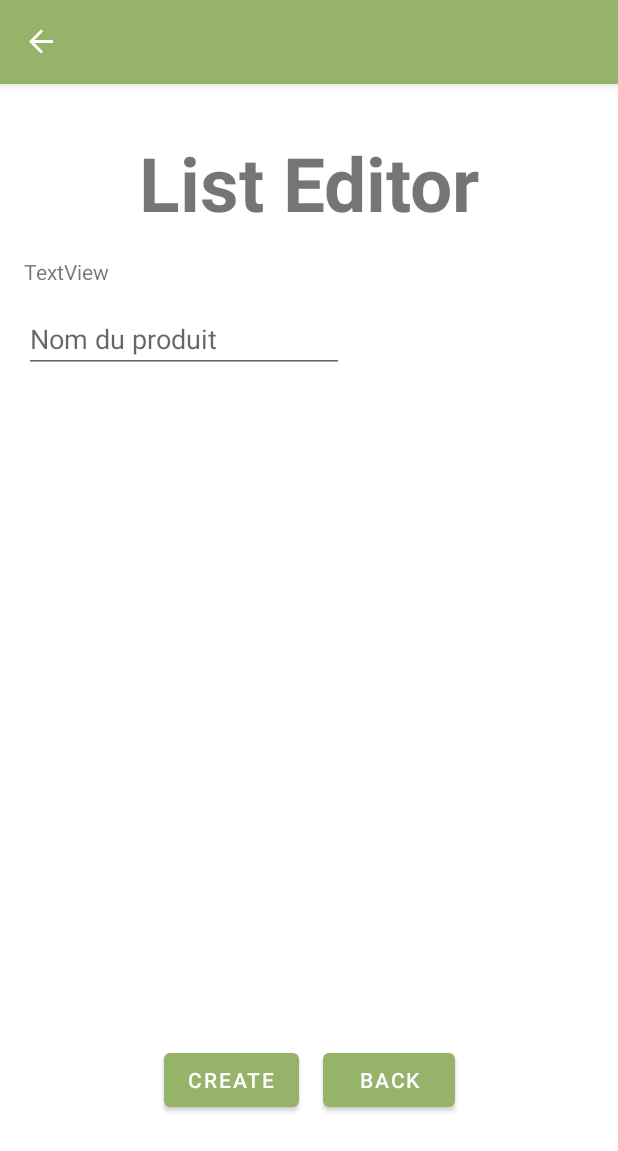
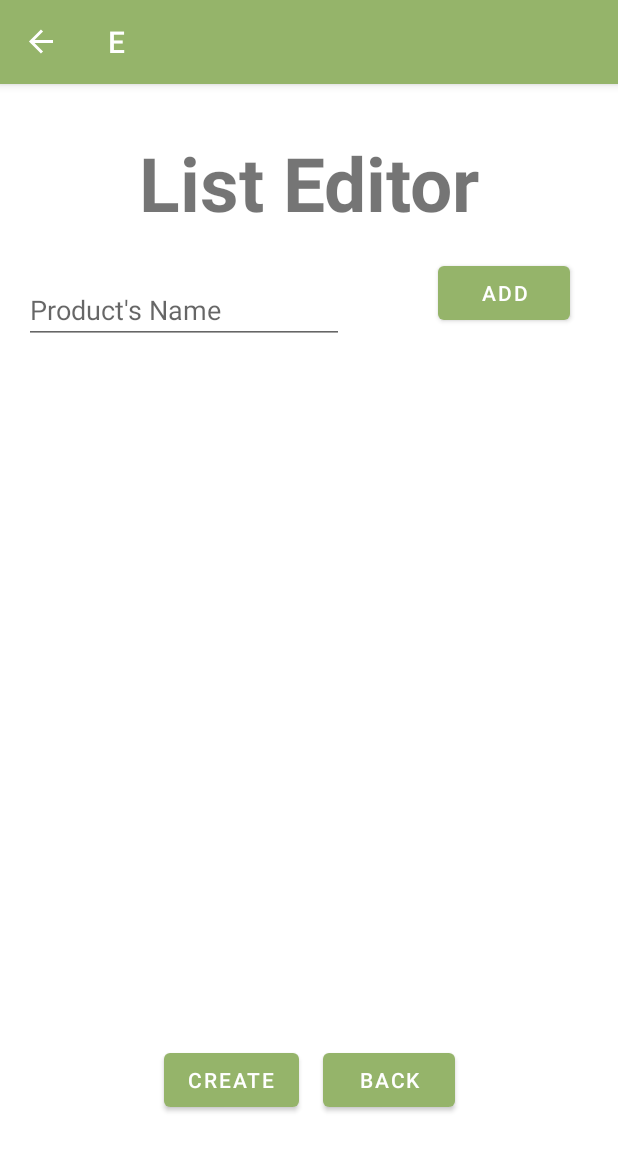
Before and after one commit to tanphan01/Easy_Peasy_Shopping_List, an Android app: the ThirdFragment screen opened through its navigation route, on a phone screen of 412 x 824 dp. Shown: the top 1151 px of the screen. Run offline under Robolectric (Android 15) with nearby library versions, the phone set to English and light mode, and no system bars; our stand-ins replace navigation-ui.

Commit message:
RecycleView

```diff
--- a/app/build.gradle
+++ b/app/build.gradle
@@ -43,7 +43,7 @@ dependencies {
     implementation 'androidx.constraintlayout:constraintlayout:2.1.4'
     implementation 'androidx.navigation:navigation-fragment-ktx:2.5.1'
     implementation 'androidx.navigation:navigation-ui-ktx:2.5.1'
-    implementation 'androidx.wear.tiles:tiles-material:+'
+//    implementation 'androidx.wear.tiles:tiles-material:2'
     testImplementation 'junit:junit:4.13.2'
     androidTestImplementation 'androidx.test.ext:junit:1.1.3'
     androidTestImplementation 'androidx.test.espresso:espresso-core:3.4.0'
--- a/app/src/main/java/be/bf/android/myfirstshoppinglist/adapters/UpdateListAdapter.kt
+++ b/app/src/main/java/be/bf/android/myfirstshoppinglist/adapters/UpdateListAdapter.kt
@@ -24,7 +24,7 @@ class UpdateListAdapter(private val data : List<Product>) : RecyclerView.Adapter
             holder.etName.setText(data[position].name)
         }
         else {
-            holder.etName.hint = "Nom du produit"
+            holder.etName.hint = "Product's Name"
 
 //            holder.btnAdd
 //            notifyItemInserted(position)
--- a/app/src/main/java/be/bf/android/myfirstshoppinglist/ui/SecondFragment.kt
+++ b/app/src/main/java/be/bf/android/myfirstshoppinglist/ui/SecondFragment.kt
@@ -45,8 +45,6 @@ class SecondFragment : Fragment(), View.OnClickListener {
         binding.rvSecondFragment.adapter = CategoryAdapter() {
             findNavController().navigate(R.id.action_SecondFragment_to_ThirdFragment)
         }
-
-
 
 //        binding.pets.setOnClickListener(this)
 //        val toast = Toast.makeText(context, "Pets", Toast.LENGTH_SHORT)
--- a/app/src/main/res/layout/fragment_third.xml
+++ b/app/src/main/res/layout/fragment_third.xml
@@ -44,22 +44,14 @@
         app:layout_constraintStart_toStartOf="parent"
         app:layout_constraintTop_toTopOf="parent" />
 
-    <TextView
-        android:id="@+id/textView2"
-        android:layout_width="wrap_content"
-        android:layout_height="wrap_content"
+    <androidx.recyclerview.widget.RecyclerView
+        android:id="@+id/rv_third_fragment"
+        android:layout_width="0dp"
+        android:layout_height="475dp"
         android:layout_marginTop="16dp"
-        android:text="TextView"
+        app:layout_constraintEnd_toEndOf="parent"
         app:layout_constraintStart_toStartOf="parent"
         app:layout_constraintTop_toBottomOf="@+id/tv_editor_list" />
 
-    <androidx.recyclerview.widget.RecyclerView
-        android:id="@+id/rv_third_fragment"
-        android:layout_width="0dp"
-        android:layout_height="400dp"
-        app:layout_constraintEnd_toEndOf="parent"
-        app:layout_constraintStart_toStartOf="parent"
-        app:layout_constraintTop_toBottomOf="@+id/textView2" />
-
 
 </androidx.constraintlayout.widget.ConstraintLayout>
--- a/app/src/main/res/layout/product_item.xml
+++ b/app/src/main/res/layout/product_item.xml
@@ -15,4 +15,13 @@
         app:layout_constraintStart_toStartOf="parent"
         app:layout_constraintTop_toTopOf="parent" />
 
+    <Button
+        android:id="@+id/btnAdd"
+        android:layout_width="wrap_content"
+        android:layout_height="wrap_content"
+        android:layout_marginEnd="16dp"
+        android:text="Add"
+        app:layout_constraintEnd_toEndOf="parent"
+        tools:layout_editor_absoluteY="13dp" />
+
 </androidx.constraintlayout.widget.ConstraintLayout>
--- a/app/src/main/res/values/strings.xml
+++ b/app/src/main/res/values/strings.xml
@@ -6,9 +6,10 @@
     <string name="second_fragment_label">My shopping list</string>
 
     <string name="hello_first_fragment">Welcome to a new way to shop !</string>
-    <string name="hello_second_fragment"></string>
-    <string name="hello_third_fragment"></string>
-    <string name="hello_four_fragment"></string>
+    <string name="hello_second_fragment">H</string>
+    <string name="hello_third_fragment">E</string>
+    <string name="hello_four_fragment">L</string>
+    <string name="hello_blank_fragment">O</string>
     <string name="view_shopping_lists">View shopping lists</string>
     <string name="add_a_new_list">Add a new list</string>
     <string name="desc_fab_add_list">Add new list</string>
@@ -19,7 +20,6 @@
     <string name="Back">Back</string>
     <string name="Categories">Categories</string>
     <string name="Shopping_List">Shopping List</string>
-    <string name="hello_blank_fragment">Hello blank fragment</string>
     <string name="Lbl_editor">List Editor</string>
     <string name="et_product">Product</string>
     <string name="product">Write a product</string>
```
